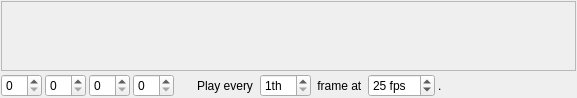
First picture: the form in branches/dev/app/gui/TimelinePanel.ui, repository yaroslav-tarasov/levelfour, before the edit.
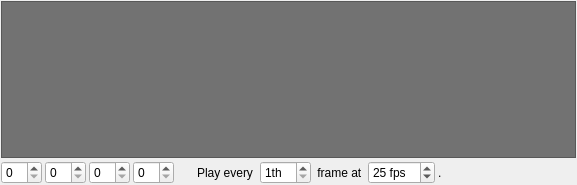
Second picture: the form after the edit. Icons and pictures are not drawn.

Patch:
```diff
--- a/branches/dev/app/gui/TimelinePanel.ui
+++ b/branches/dev/app/gui/TimelinePanel.ui
@@ -7,7 +7,7 @@
     <x>0</x>
     <y>0</y>
     <width>577</width>
-    <height>96</height>
+    <height>185</height>
    </rect>
   </property>
   <property name="sizePolicy">
@@ -30,6 +30,9 @@
     <layout class="QVBoxLayout" name="ui_verticalLayout">
      <item>
       <widget class="QScrollArea" name="ui_scrollArea">
+       <property name="styleSheet">
+        <string notr="true">background-color: rgb(114, 114, 114);</string>
+       </property>
        <property name="frameShadow">
         <enum>QFrame::Plain</enum>
        </property>
```
Left out of the diff: 3 changed lines with no effect on the pictures. Lines whose indentation alone changed are shown as unchanged.
